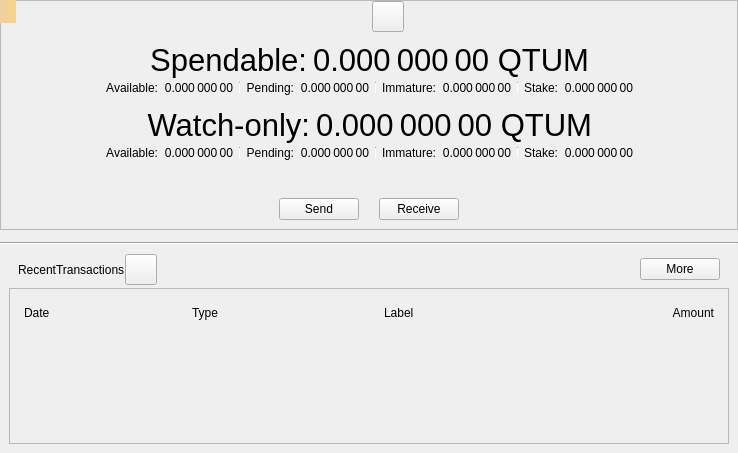
Before: the Qt Designer form src/qt/forms/overviewpage.ui in nezirin777/VIPSTARCOIN_dev, drawn with Qt 5.
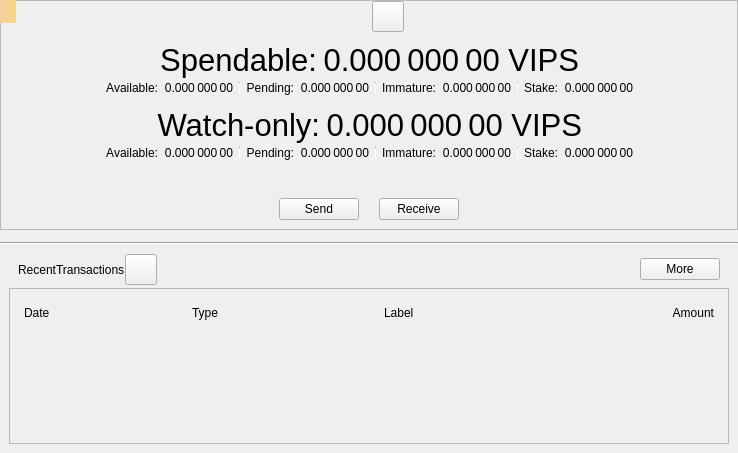
After: the same form once the commit is applied. Icons and pictures are not drawn. Custom widgets are drawn as their Qt base class.

What changed in the file:
```diff
--- a/src/qt/forms/overviewpage.ui
+++ b/src/qt/forms/overviewpage.ui
@@ -203,7 +203,7 @@
                <string>Your current total balance</string>
               </property>
               <property name="text">
-               <string notr="true">0.000 000 00 QTUM</string>
+               <string notr="true">0.000 000 00 VIPS</string>
               </property>
               <property name="alignment">
                <set>Qt::AlignRight|Qt::AlignTrailing|Qt::AlignVCenter</set>
@@ -564,7 +564,7 @@
                <string>Current total balance in watch-only addresses</string>
               </property>
               <property name="text">
-               <string notr="true">0.000 000 00 QTUM</string>
+               <string notr="true">0.000 000 00 VIPS</string>
               </property>
               <property name="alignment">
                <set>Qt::AlignRight|Qt::AlignTrailing|Qt::AlignVCenter</set>
```
Left out of the diff: 4 changed lines with no effect on the pictures.
